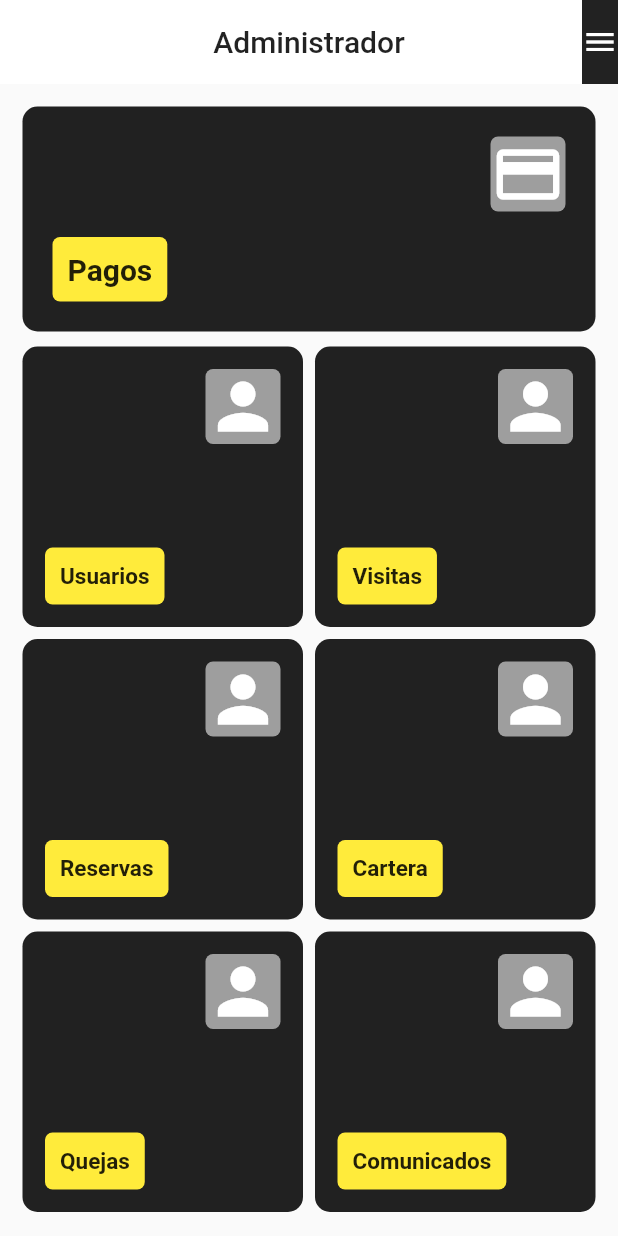
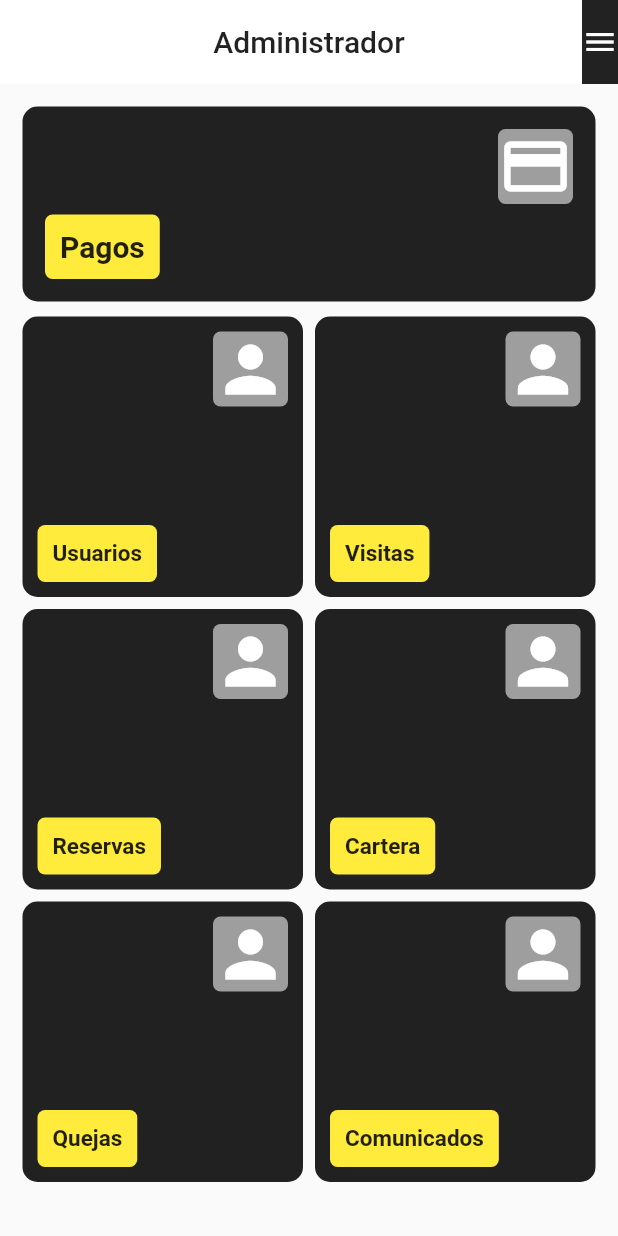
Before and after one commit to frangar97/residente_app, a Flutter app: the AdminHomeScreen screen opened by its route, on a phone screen of 412 x 824 dp. Run offline on Flutter 3.47's test engine with Material 2 defaults, Android fonts, the light colour scheme and no system bars; our stand-ins replace bloc, dartz, equatable, flutter_bloc, flutter_svg, get_it.

Commit message:
Correcion en bug de tamaño de tarjeta de pago y creacion de widget tarjeta de modulo

```diff
--- a/lib/presentation/admin/screen/admin_home_screen.dart
+++ b/lib/presentation/admin/screen/admin_home_screen.dart
@@ -1,5 +1,6 @@
 import 'package:flutter/material.dart';
 import 'package:residente_app/core/utils/style_constants.dart';
+import 'package:residente_app/presentation/admin/widgets/admin_module_card.dart';
 
 final modulos = [
   "Usuarios",
@@ -34,16 +35,13 @@ class AdminHomeScreen extends StatelessWidget {
         padding: const EdgeInsets.all(15),
         child: Column(
           children: [
-            Positioned(
-              left: 0,
-              right: 0,
-              child: Container(
+            Container(
               margin: const EdgeInsets.only(bottom: 10),
-                padding: const EdgeInsets.all(20),
+              padding: const EdgeInsets.all(15),
               decoration: BoxDecoration(
                   color: kPrimaryColor,
                   borderRadius: BorderRadius.circular(10)),
-                height: 150,
+              height: 130,
               child: Column(
                 mainAxisAlignment: MainAxisAlignment.spaceBetween,
                 children: [
@@ -78,55 +76,13 @@ class AdminHomeScreen extends StatelessWidget {
                 ],
               ),
             ),
-            ),
-            Expanded(
+            Flexible(
                 child: GridView.count(
               crossAxisSpacing: 8,
               mainAxisSpacing: 8,
               crossAxisCount: 2,
-              children: List.generate(
-                  modulos.length,
-                  (index) => Container(
-                        padding: const EdgeInsets.all(15),
-                        decoration: BoxDecoration(
-                            color: kPrimaryColor,
-                            borderRadius: BorderRadius.circular(10)),
-                        height: 130,
-                        child: Column(
-                          mainAxisAlignment: MainAxisAlignment.spaceBetween,
-                          children: [
-                            Row(
-                              children: [
-                                const Spacer(),
-                                SizedBox(
-                                  child: Container(
-                                    decoration: BoxDecoration(
-                                        color: Colors.grey,
-                                        borderRadius: BorderRadius.circular(5)),
-                                    child: const Icon(Icons.person,
-                                        color: Colors.white, size: 50),
-                                  ),
-                                )
-                              ],
-                            ),
-                            Row(
-                              children: [
-                                Container(
-                                  decoration: BoxDecoration(
-                                      color: Colors.yellow,
-                                      borderRadius: BorderRadius.circular(5)),
-                                  padding: const EdgeInsets.all(10),
-                                  child: Text(modulos[index],
-                                      style: const TextStyle(
-                                          fontSize: 15,
-                                          fontWeight: FontWeight.bold)),
-                                ),
-                                const Spacer()
-                              ],
-                            )
-                          ],
-                        ),
-                      )),
+              children: List.generate(modulos.length,
+                  (index) => AdminModuleCard(modulo: modulos[index])),
             ))
           ],
         ),
--- /dev/null
+++ b/lib/presentation/admin/widgets/admin_module_card.dart
@@ -0,0 +1,49 @@
+import 'package:flutter/material.dart';
+import 'package:residente_app/core/utils/style_constants.dart';
+
+class AdminModuleCard extends StatelessWidget {
+  final String modulo;
+  const AdminModuleCard({Key? key, required this.modulo}) : super(key: key);
+
+  @override
+  Widget build(BuildContext context) {
+    return Container(
+      padding: const EdgeInsets.all(10),
+      decoration: BoxDecoration(
+          color: kPrimaryColor, borderRadius: BorderRadius.circular(10)),
+      child: Column(
+        mainAxisAlignment: MainAxisAlignment.spaceBetween,
+        children: [
+          Row(
+            children: [
+              const Spacer(),
+              SizedBox(
+                child: Container(
+                  decoration: BoxDecoration(
+                      color: Colors.grey,
+                      borderRadius: BorderRadius.circular(5)),
+                  child:
+                      const Icon(Icons.person, color: Colors.white, size: 50),
+                ),
+              )
+            ],
+          ),
+          Row(
+            children: [
+              Container(
+                decoration: BoxDecoration(
+                    color: Colors.yellow,
+                    borderRadius: BorderRadius.circular(5)),
+                padding: const EdgeInsets.all(10),
+                child: Text(modulo,
+                    style: const TextStyle(
+                        fontSize: 15, fontWeight: FontWeight.bold)),
+              ),
+              const Spacer()
+            ],
+          )
+        ],
+      ),
+    );
+  }
+}
```
Lines whose indentation alone changed are shown as unchanged.
